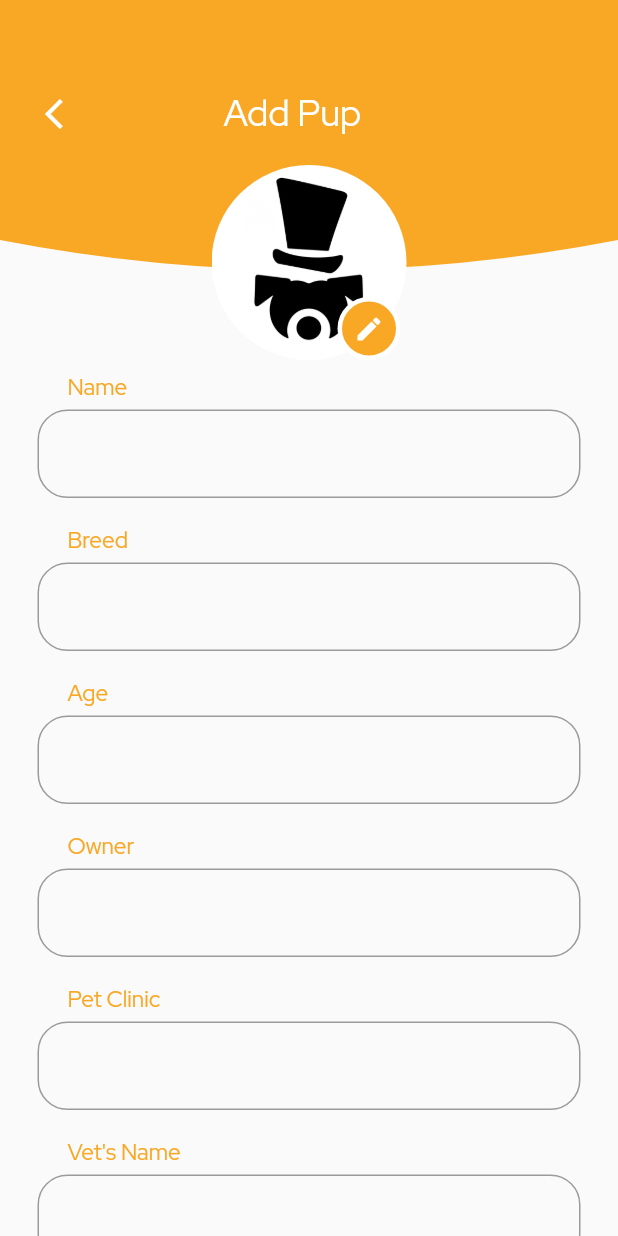
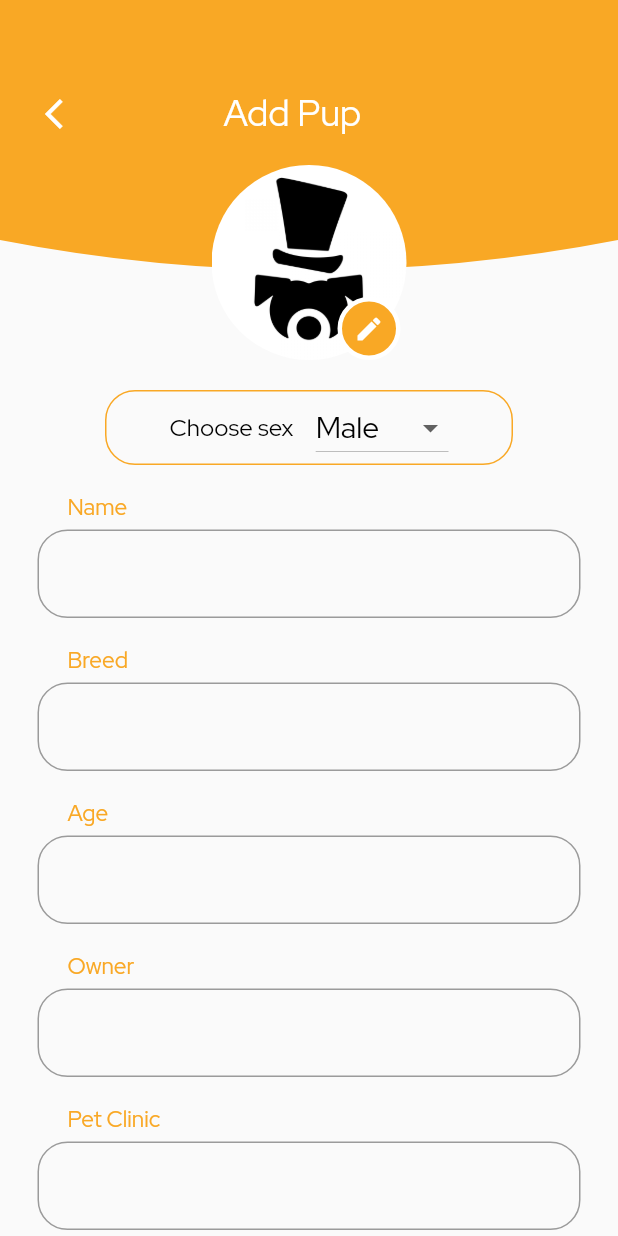
Before and after one commit to villegas-abva/My-Pups, a Flutter app: the AddPupScreen screen opened by its route, on a phone screen of 412 x 824 dp. Run offline on Flutter 3.47's test engine with Material 2 defaults, Android fonts, the phone set to English and light mode, and no system bars; our stand-ins replace bloc, cloud_firestore, equatable, firebase_core, firebase_storage, flutter_bloc and 4 more; accounts and stored records are empty.

Commit message:
feat: add drop down button

```diff
--- a/lib/ui/screens/add_pup/add_pup_screen.dart
+++ b/lib/ui/screens/add_pup/add_pup_screen.dart
@@ -23,6 +23,9 @@ class AddPupScreen extends StatefulWidget {
 }
 
 class _AddPupScreenState extends State<AddPupScreen> {
+  var dropDownSelection = 'Male';
+  final sexValues = ['Male', 'Female'];
+
   var imageUrl;
   File? image;
   final _formKey = GlobalKey<FormState>();
@@ -94,9 +97,6 @@ class _AddPupScreenState extends State<AddPupScreen> {
     }
   }
 
-  var dropDownSelection = 'Male';
-  final sexValues = ['Male', 'Female'];
-
   List<String> pupFields = [
     'Name',
     'Breed',
@@ -129,8 +129,45 @@ class _AddPupScreenState extends State<AddPupScreen> {
                   _buildRoundedContainer(height: 180),
                   _buildAppBar(context: context),
                   _buildImage(topPadding: 110, context: context),
+                  Padding(
+                    padding: const EdgeInsets.only(top: 260),
+                    child: Container(
+                      margin: EdgeInsets.symmetric(horizontal: 70),
+                      decoration: BoxDecoration(
+                        borderRadius: BorderRadius.circular(20),
+                        border:
+                            Border.all(color: Colors.yellow.shade800, width: 1),
+                      ),
+                      child: Row(
+                        mainAxisAlignment: MainAxisAlignment.center,
+                        children: [
+                          const AppRegularText(
+                              text: 'Choose sex', color: Colors.black),
+                          const SizedBox(width: 15),
+                          DropdownButton(
+                            value: dropDownSelection,
+                            hint: const AppRegularText(
+                                text: 'Sex', size: 17, color: Colors.black),
+                            items: sexValues.map((item) {
+                              return DropdownMenuItem(
+                                  value: item,
+                                  child: AppRegularText(
+                                      text: item,
+                                      size: 20,
+                                      color: Colors.black));
+                            }).toList(),
+                            onChanged: (String? newValue) {
+                              setState(() {
+                                dropDownSelection = newValue!;
+                              });
+                            },
+                          ),
+                        ],
+                      ),
+                    ),
+                  ),
                   _buildFields(
-                      topPadding: 230,
+                      topPadding: 310,
                       fields: pupFields,
                       controllers: controllers),
                 ],
```
